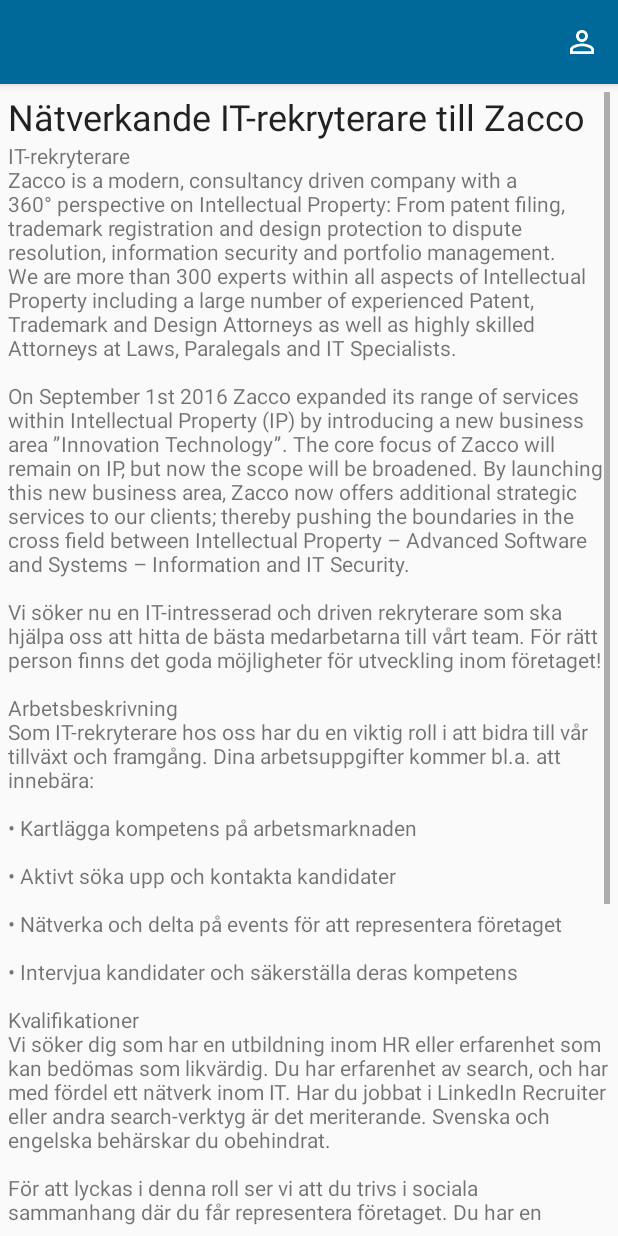
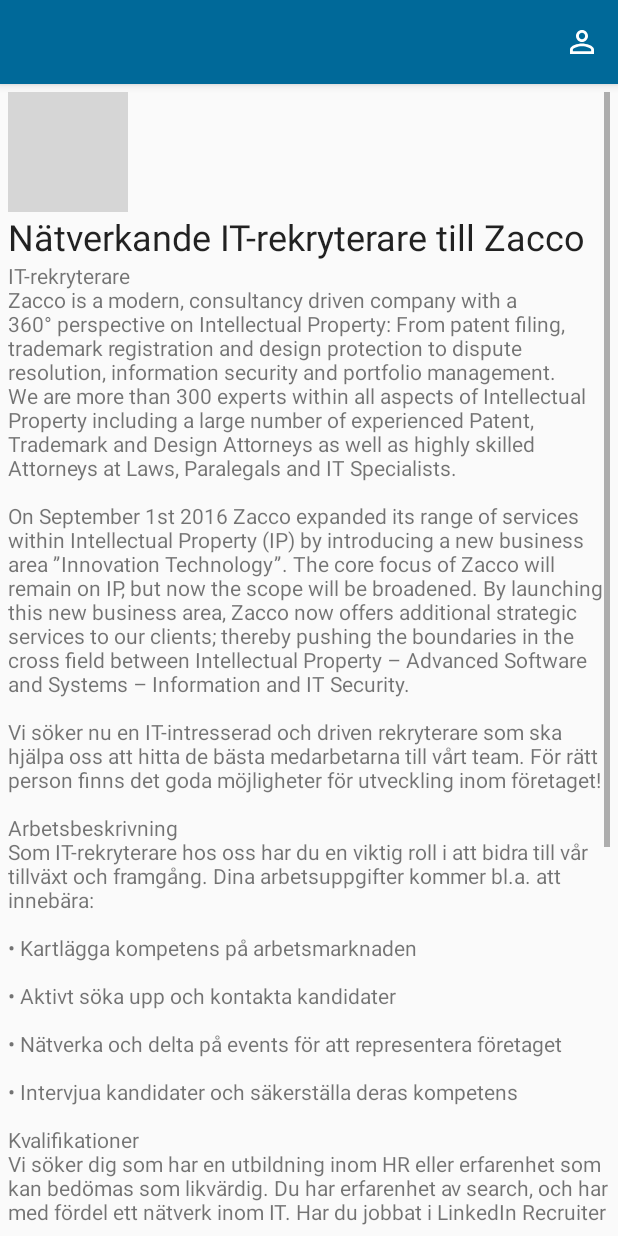
Before and after one commit to felixruponen/jobsweeper, an Android app: the screen it shows after launch (MainActivity), after a tap on "LÄS MER", on a phone screen of 412 x 824 dp. Run offline under Robolectric (Android 15) with nearby library versions, the phone set to English and light mode, and no system bars; our stand-ins replace Picasso; pictures from the network do not load; grey boxes are pictures that could not be loaded.

Commit message:
Add logo to details view

```diff
--- a/app/src/main/java/se/openhack/jobsweeper/fragments/JobDetailFragment.java
+++ b/app/src/main/java/se/openhack/jobsweeper/fragments/JobDetailFragment.java
@@ -1,12 +1,16 @@
 package se.openhack.jobsweeper.fragments;
 
+import android.media.Image;
 import android.os.Bundle;
 import android.support.annotation.Nullable;
 import android.support.v4.app.Fragment;
 import android.view.LayoutInflater;
 import android.view.View;
 import android.view.ViewGroup;
+import android.widget.ImageView;
 import android.widget.TextView;
+
+import com.squareup.picasso.Picasso;
 
 import se.openhack.jobsweeper.R;
 import se.openhack.jobsweeper.models.JobAdvert;
@@ -41,6 +45,16 @@ public class JobDetailFragment extends Fragment {
         TextView txtText = (TextView)v.findViewById(R.id.txt_text);
         txtText.setText(jobAdvert.getAdvert().getText());
 
+        ImageView imageView = (ImageView) v.findViewById(R.id.jobLogo);
+
+        if(jobAdvert.getWorkspace() != null && jobAdvert.getWorkspace().getLogotypeUrl() != null && !"".equals(jobAdvert.getWorkspace().getLogotypeUrl())) {
+            imageView.setVisibility(View.VISIBLE);
+
+            Picasso.with(getContext())
+                    .load(jobAdvert.getWorkspace().getLogotypeUrl())
+                    .into(imageView);
+        }
+
         return v;
     }
 
--- a/app/src/main/java/se/openhack/jobsweeper/fragments/JobSwipeFragment.java
+++ b/app/src/main/java/se/openhack/jobsweeper/fragments/JobSwipeFragment.java
@@ -199,6 +199,7 @@ public class JobSwipeFragment extends Fragment {
             @Override
             public void onAdapterAboutToEmpty(int itemsInAdapter) {
                 // Ask for more data here
+                collectJobs();
             }
 
             @Override
--- a/app/src/main/res/layout/fragment_job_detail.xml
+++ b/app/src/main/res/layout/fragment_job_detail.xml
@@ -13,6 +13,12 @@
             android:layout_width="match_parent"
             android:layout_height="match_parent"
             android:orientation="vertical">
+
+            <ImageView
+                android:layout_width="80dp"
+                android:layout_height="80dp"
+                android:visibility="gone"
+                android:id="@+id/jobLogo" />
 
             <TextView
                 android:text="Title"
```
